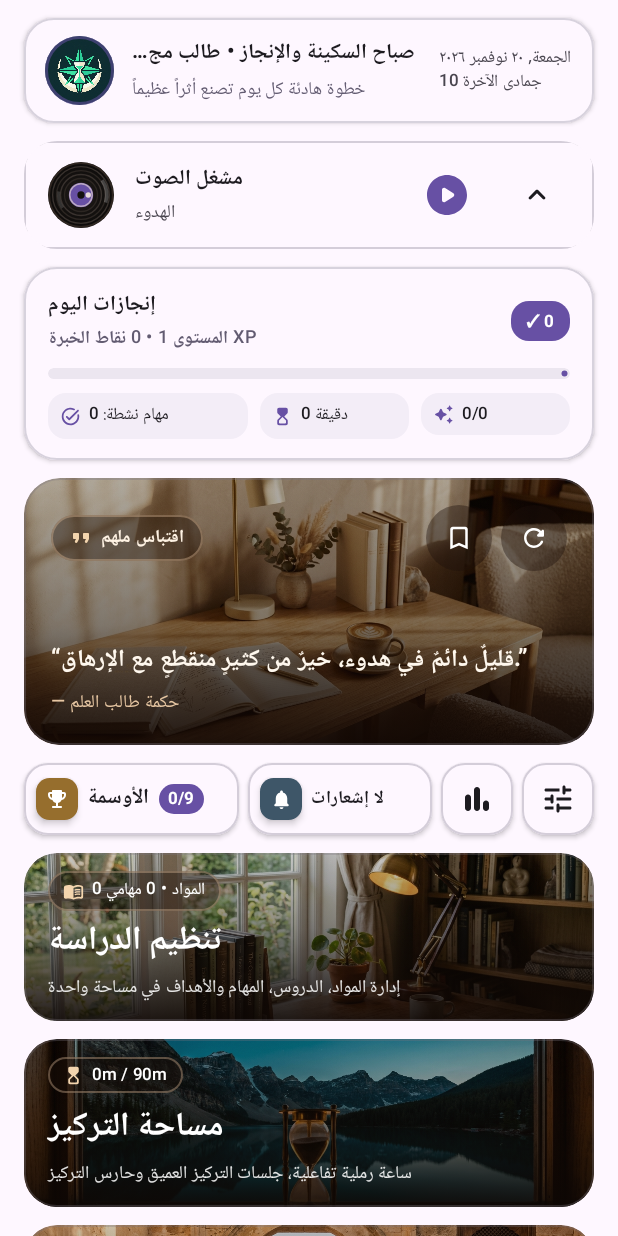
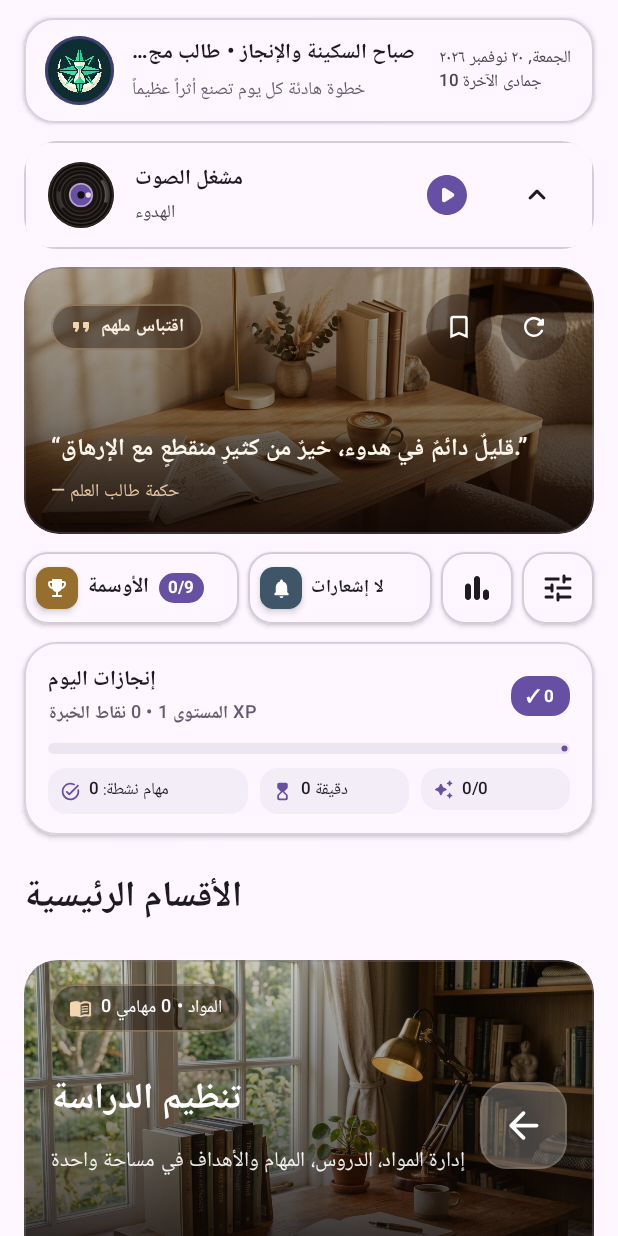
Before and after one commit to kdhgdjfdf-design/NEXA, an Android app built with Jetpack Compose: the composable HomeScreen called with empty values, on a phone screen of 412 x 824 dp. Run offline under Robolectric (Android 15) with nearby library versions, the phone set to English and light mode, and no system bars; pictures from the network do not load.

Commit message:
Restore NOX STUDY home layout and large section cards

```diff
--- a/app/src/main/java/com/example/ui/screens/home/HomeScreen.kt
+++ b/app/src/main/java/com/example/ui/screens/home/HomeScreen.kt
@@ -393,34 +393,6 @@ fun HomeScreen(
             }
         }
 
-        // 4. XP Points & Today's Progress Bar directly below the Mini Music Player
-        if (showGreetingCard || prefs.globalEditMode) {
-            item(key = "greeting_progress") {
-                DailyProgressSummaryCard(
-                    title = strings.todayAchievements,
-                    level = levelInfo.level,
-                    totalXp = prefs.totalXp,
-                    progressFraction = levelInfo.progressFraction,
-                    activeTasks = activeTasks.size,
-                    completedTasksToday = completedTasksToday,
-                    todayFocusMins = todayFocusMins,
-                    habitsDoneToday = habitsDoneToday,
-                    habitsTotal = habits.size,
-                    isEditMode = prefs.globalEditMode,
-                    isVisible = showGreetingCard,
-                    onToggleVisibility = {
-                        val updated = if (storedCards.any { it.id == "greeting_progress" }) {
-                            storedCards.map { if (it.id == "greeting_progress") it.copy(visible = !it.visible) else it }
-                        } else {
-                            storedCards + CardLayoutConfig("greeting_progress", !showGreetingCard, "STANDARD", 0)
-                        }
-                        onUpdateCardsConfig(updated)
-                    },
-                    onClick = { onNavigateRoute("statistics") }
-                )
-            }
-        }
-
         // 5. Motivational Quote Card
         item(key = "home_quote_card") {
             MotivationalQuoteHeroCard(
@@ -568,6 +540,46 @@ fun HomeScreen(
             }
         }
 
+
+        // 4. XP Points & Today's Progress Bar directly below the Mini Music Player
+        if (showGreetingCard || prefs.globalEditMode) {
+            item(key = "greeting_progress") {
+                DailyProgressSummaryCard(
+                    title = strings.todayAchievements,
+                    level = levelInfo.level,
+                    totalXp = prefs.totalXp,
+                    progressFraction = levelInfo.progressFraction,
+                    activeTasks = activeTasks.size,
+                    completedTasksToday = completedTasksToday,
+                    todayFocusMins = todayFocusMins,
+                    habitsDoneToday = habitsDoneToday,
+                    habitsTotal = habits.size,
+                    isEditMode = prefs.globalEditMode,
+                    isVisible = showGreetingCard,
+                    onToggleVisibility = {
+                        val updated = if (storedCards.any { it.id == "greeting_progress" }) {
+                            storedCards.map { if (it.id == "greeting_progress") it.copy(visible = !it.visible) else it }
+                        } else {
+                            storedCards + CardLayoutConfig("greeting_progress", !showGreetingCard, "STANDARD", 0)
+                        }
+                        onUpdateCardsConfig(updated)
+                    },
+                    onClick = { onNavigateRoute("statistics") }
+                )
+            }
+        }
+
+        item(key = "home_sections_heading") {
+            Text(
+                text = if (strings.lang == NexaLang.AR) "الأقسام الرئيسية" else if (strings.lang == NexaLang.FR) "Sections principales" else "Main Sections",
+                style = MaterialTheme.typography.headlineSmall,
+                fontWeight = FontWeight.Bold,
+                color = MaterialTheme.colorScheme.onBackground,
+                modifier = Modifier
+                    .fillMaxWidth()
+                    .padding(top = 10.dp, bottom = 8.dp)
+            )
+        }
 
         // Five NEXA Main Sections — Compact Single-Column Photo Cards (No top Camera or bottom Arrow icons)
         items(fiveMainSections, key = { "section_${it.key}" }) { section ->
@@ -1076,7 +1088,7 @@ private fun SectionHeroCard(
     Surface(
         modifier = Modifier
             .fillMaxWidth()
-            .height(112.dp)
+            .height(220.dp)
             .graphicsLayer {
                 scaleX = pressScale
                 scaleY = pressScale
@@ -1124,32 +1136,32 @@ private fun SectionHeroCard(
                     )
             )
 
-            // Compact Overlay Content: Status Pill at top, Title & Description cleanly at bottom (No Camera / Arrow icons)
-            Column(
+            // NOX STUDY-style composition: badge and text on the right, soft arrow tile on the left.
+            Box(
                 modifier = Modifier
                     .fillMaxSize()
-                    .padding(horizontal = 16.dp, vertical = 12.dp),
-                verticalArrangement = Arrangement.SpaceBetween
+                    .padding(horizontal = 18.dp, vertical = 16.dp)
             ) {
                 Surface(
+                    modifier = Modifier.align(Alignment.TopStart),
                     shape = RoundedCornerShape(50),
                     color = Color(0x6E1B1009),
                     border = BorderStroke(0.75.dp, Color(0xFFE7C7A3).copy(alpha = 0.35f))
                 ) {
                     Row(
-                        modifier = Modifier.padding(horizontal = 10.dp, vertical = 4.dp),
+                        modifier = Modifier.padding(horizontal = 12.dp, vertical = 6.dp),
                         verticalAlignment = Alignment.CenterVertically,
-                        horizontalArrangement = Arrangement.spacedBy(5.dp)
+                        horizontalArrangement = Arrangement.spacedBy(6.dp)
                     ) {
                         Icon(
                             imageVector = section.icon,
                             contentDescription = null,
                             tint = Color(0xFFF3D5AE),
-                            modifier = Modifier.size(14.dp)
+                            modifier = Modifier.size(15.dp)
                         )
                         Text(
                             text = section.statusBadge,
-                            style = MaterialTheme.typography.labelSmall,
+                            style = MaterialTheme.typography.labelMedium,
                             color = Color.White,
                             maxLines = 1,
                             overflow = TextOverflow.Ellipsis
@@ -1158,11 +1170,15 @@ private fun SectionHeroCard(
                 }
 
                 Column(
-                    verticalArrangement = Arrangement.spacedBy(2.dp)
+                    modifier = Modifier
+                        .align(Alignment.CenterStart)
+                        .fillMaxWidth(0.82f),
+                    horizontalAlignment = Alignment.Start,
+                    verticalArrangement = Arrangement.spacedBy(8.dp)
                 ) {
                     Text(
                         text = section.title,
-                        style = MaterialTheme.typography.titleLarge,
+                        style = MaterialTheme.typography.headlineSmall,
                         fontWeight = FontWeight.Bold,
                         color = Color.White,
                         maxLines = 1,
@@ -1170,11 +1186,29 @@ private fun SectionHeroCard(
                     )
                     Text(
                         text = section.description,
-                        style = MaterialTheme.typography.bodySmall,
-                        color = Color.White.copy(alpha = 0.88f),
-                        maxLines = 1,
+                        style = MaterialTheme.typography.bodyMedium,
+                        color = Color.White.copy(alpha = 0.92f),
+                        maxLines = 2,
                         overflow = TextOverflow.Ellipsis
                     )
+                }
+
+                Surface(
+                    modifier = Modifier
+                        .align(Alignment.CenterEnd)
+                        .size(58.dp),
+                    shape = RoundedCornerShape(18.dp),
+                    color = Color.White.copy(alpha = 0.24f),
+                    border = BorderStroke(1.dp, Color.White.copy(alpha = 0.12f))
+                ) {
+                    Box(contentAlignment = Alignment.Center) {
+                        Icon(
+                            imageVector = Icons.Rounded.ArrowBack,
+                            contentDescription = null,
+                            tint = Color.White,
+                            modifier = Modifier.size(30.dp)
+                        )
+                    }
                 }
             }
         }
```
